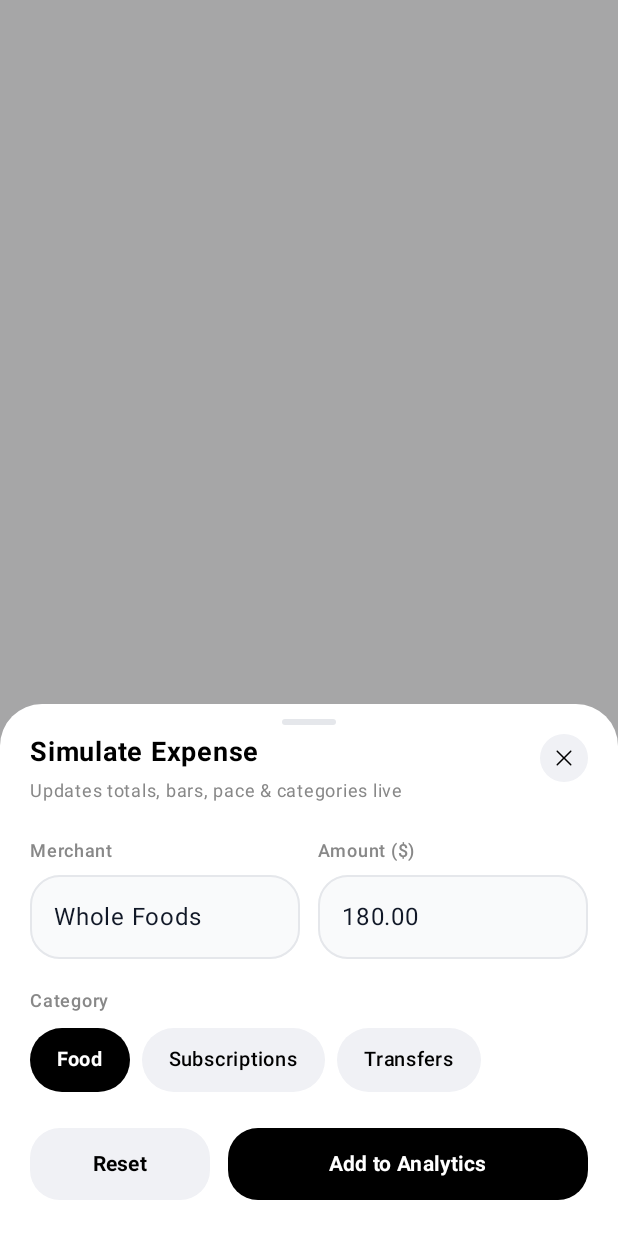
After one commit to ahemdelsayedd010/Xpay, an Android app built with Jetpack Compose: the composable SimulateExpenseSheet shown on its own in the app's theme, on a phone screen of 412 x 824 dp. The commit adds this screen. Run offline under Robolectric (Android 15) with nearby library versions, the phone set to English and light mode, and no system bars.

Commit message:
simulateSheet on AnalyticsScreen was added

```diff
--- a/app/src/main/java/com/example/xpay/ui/analytics/AnalyticsScreen.kt
+++ b/app/src/main/java/com/example/xpay/ui/analytics/AnalyticsScreen.kt
@@ -29,14 +29,14 @@ import androidx.compose.ui.draw.clip
 import androidx.compose.ui.graphics.Color
 import androidx.compose.ui.res.painterResource
 import androidx.compose.ui.text.font.FontWeight
+import androidx.compose.ui.tooling.preview.Preview
 import androidx.compose.ui.unit.dp
 import androidx.compose.ui.unit.sp
 import com.example.xpay.R
-import com.example.xpay.navigation.BottomMenu
-import com.example.xpay.navigation.BottomMenuContent
 import com.example.xpay.ui.cards.MonthlyLimitCard
 import com.example.xpay.ui.theme.LightBg
 import com.example.xpay.ui.theme.XpayTheme
+
 private val sampleCategories = listOf(
     CategoryExpense(
         categoryName = "Food",
@@ -66,9 +66,11 @@ private val sampleCategories = listOf(
         iconTintColor = Color(0xFFC5221F)  // Dark red icon tint
     )
 )
+
 @Composable
 fun AnalyticsScreen() {
     var selectedTimeframe by remember { mutableStateOf("Week") }
+    var showSimulateSheet by remember { mutableStateOf(false) }
 
     Box(
         modifier = Modifier
@@ -93,7 +95,7 @@ fun AnalyticsScreen() {
             Column(
                 modifier = Modifier
                     .fillMaxSize()
-                    .padding(horizontal = 24.dp)
+                    .padding(horizontal = 12.dp)
                     .verticalScroll(rememberScrollState())
             ) {
                 // Spending Bar Chart Card (Dual Week/Month mode)
@@ -103,10 +105,24 @@ fun AnalyticsScreen() {
                 MonthlyLimitCard()
 
                 Spacer(modifier = Modifier.height(12.dp))
-                TopCategoriesSection(sampleCategories)
+                TopCategoriesSection(
+                    categoriesExpense = sampleCategories,
+                    onSimulateClick = { showSimulateSheet = true }
+                )
 
                 Spacer(modifier = Modifier.height(100.dp)) // Extra space for floating bottom bar
             }
+        }
+
+        // Modal Bottom Sheet Dialog for Expense Simulation
+        if (showSimulateSheet) {
+            SimulateExpenseSheet(
+                onDismiss = { showSimulateSheet = false },
+                onAddExpense = { merchant, amountCents, category ->
+                    // Expense simulation callback
+                    showSimulateSheet = false
+                }
+            )
         }
     }
 }
@@ -191,5 +207,12 @@ fun TimeframeSegmentedToggle(
             }
         }
     }
+}
 
+@Preview(showBackground = true)
+@Composable
+fun AnalyticsScreenPreview() {
+    XpayTheme {
+        AnalyticsScreen()
+    }
 }
--- /dev/null
+++ b/app/src/main/java/com/example/xpay/ui/analytics/SimulateExpenseSheet.kt
@@ -0,0 +1,264 @@
+package com.example.xpay.ui.analytics
+
+import androidx.compose.foundation.background
+import androidx.compose.foundation.clickable
+import androidx.compose.foundation.layout.Arrangement
+import androidx.compose.foundation.layout.Box
+import androidx.compose.foundation.layout.Column
+import androidx.compose.foundation.layout.Row
+import androidx.compose.foundation.layout.Spacer
+import androidx.compose.foundation.layout.fillMaxWidth
+import androidx.compose.foundation.layout.height
+import androidx.compose.foundation.layout.padding
+import androidx.compose.foundation.layout.size
+import androidx.compose.foundation.layout.width
+import androidx.compose.foundation.shape.CircleShape
+import androidx.compose.foundation.shape.RoundedCornerShape
+import androidx.compose.foundation.text.KeyboardOptions
+import androidx.compose.material3.Button
+import androidx.compose.material3.ButtonDefaults
+import androidx.compose.material3.ExperimentalMaterial3Api
+import androidx.compose.material3.Icon
+import androidx.compose.material3.ModalBottomSheet
+import androidx.compose.material3.OutlinedTextField
+import androidx.compose.material3.OutlinedTextFieldDefaults
+import androidx.compose.material3.Text
+import androidx.compose.material3.rememberModalBottomSheetState
+import androidx.compose.runtime.Composable
+import androidx.compose.runtime.getValue
+import androidx.compose.runtime.mutableStateOf
+import androidx.compose.runtime.remember
+import androidx.compose.runtime.setValue
+import androidx.compose.ui.Alignment
+import androidx.compose.ui.Modifier
+import androidx.compose.ui.draw.clip
+import androidx.compose.ui.graphics.Color
+import androidx.compose.ui.res.painterResource
+import androidx.compose.ui.text.font.FontWeight
+import androidx.compose.ui.text.input.KeyboardType
+import androidx.compose.ui.tooling.preview.Preview
+import androidx.compose.ui.unit.dp
+import androidx.compose.ui.unit.sp
+import com.example.xpay.R
+import com.example.xpay.ui.theme.XpayTheme
+
+@OptIn(ExperimentalMaterial3Api::class)
+@Composable
+fun SimulateExpenseSheet(
+    onDismiss: () -> Unit = {},
+    onAddExpense: (merchant: String, amountCents: Long, category: String) -> Unit = { _, _, _ -> }
+) {
+    var merchant by remember { mutableStateOf("Whole Foods") }
+    var amountText by remember { mutableStateOf("180.00") }
+    var selectedCategory by remember { mutableStateOf("Food") }
+
+    ModalBottomSheet(
+        onDismissRequest = onDismiss,
+        sheetState = rememberModalBottomSheetState(skipPartiallyExpanded = true),
+        containerColor = Color.White,
+        shape = RoundedCornerShape(topStart = 28.dp, topEnd = 28.dp),
+        dragHandle = {
+            Box(
+                modifier = Modifier
+                    .padding(top = 10.dp, bottom = 6.dp)
+                    .width(36.dp)
+                    .height(4.dp)
+                    .clip(RoundedCornerShape(2.dp))
+                    .background(Color(0xFFE5E7EB))
+            )
+        }
+    ) {
+        Column(
+            modifier = Modifier
+                .fillMaxWidth()
+                .padding(horizontal = 20.dp)
+                .padding(bottom = 24.dp)
+        ) {
+            // Header Row: Title & Subtitle & Close X Button
+            Row(
+                modifier = Modifier.fillMaxWidth(),
+                horizontalArrangement = Arrangement.SpaceBetween,
+                verticalAlignment = Alignment.Top
+            ) {
+                Column(modifier = Modifier.weight(1f)) {
+                    Text(
+                        text = "Simulate Expense",
+                        fontSize = 18.sp,
+                        fontWeight = FontWeight.Bold,
+                        color = Color.Black
+                    )
+                    Spacer(modifier = Modifier.height(2.dp))
+                    Text(
+                        text = "Updates totals, bars, pace & categories live",
+                        fontSize = 12.sp,
+                        color = Color.Gray
+                    )
+                }
+
+                Box(
+                    modifier = Modifier
+                        .size(32.dp)
+                        .clip(CircleShape)
+                        .background(Color(0xFFF0F1F5))
+                        .clickable { onDismiss() },
+                    contentAlignment = Alignment.Center
+                ) {
+                    Icon(
+                        painter = painterResource(R.drawable.ic_close),
+                        contentDescription = "Close",
+                        tint = Color.Black,
+                        modifier = Modifier.size(16.dp)
+                    )
+                }
+            }
+
+            Spacer(modifier = Modifier.height(16.dp))
+
+            // Input Fields Row: Merchant & Amount ($)
+            Row(
+                modifier = Modifier.fillMaxWidth(),
+                horizontalArrangement = Arrangement.spacedBy(12.dp)
+            ) {
+                Column(modifier = Modifier.weight(1f)) {
+                    Text(
+                        text = "Merchant",
+                        fontSize = 12.sp,
+                        fontWeight = FontWeight.Medium,
+                        color = Color.Gray
+                    )
+                    Spacer(modifier = Modifier.height(4.dp))
+                    OutlinedTextField(
+                        value = merchant,
+                        onValueChange = { merchant = it },
+                        singleLine = true,
+                        colors = OutlinedTextFieldDefaults.colors(
+                            unfocusedContainerColor = Color(0xFFF9FAFB),
+                            focusedContainerColor = Color.White,
+                            unfocusedBorderColor = Color(0xFFE5E7EB),
+                            focusedBorderColor = Color.LightGray
+                        ),
+                        shape = RoundedCornerShape(20.dp),
+                        modifier = Modifier.fillMaxWidth()
+                    )
+                }
+
+                Column(modifier = Modifier.weight(1f)) {
+                    Text(
+                        text = "Amount ($)",
+                        fontSize = 12.sp,
+                        fontWeight = FontWeight.Medium,
+                        color = Color.Gray
+                    )
+                    Spacer(modifier = Modifier.height(4.dp))
+                    OutlinedTextField(
+                        value = amountText,
+                        onValueChange = { amountText = it },
+                        singleLine = true,
+                        keyboardOptions = KeyboardOptions(keyboardType = KeyboardType.Number),
+                        colors = OutlinedTextFieldDefaults.colors(
+                            unfocusedContainerColor = Color(0xFFF9FAFB),
+                            focusedContainerColor = Color.White,
+                            unfocusedBorderColor = Color(0xFFE5E7EB),
+                            focusedBorderColor = Color.LightGray
+                        ),
+                        shape = RoundedCornerShape(20.dp),
+                        modifier = Modifier.fillMaxWidth()
+                    )
+                }
+            }
+
+            Spacer(modifier = Modifier.height(16.dp))
+
+            // Category Pill Selector
+            Text(
+                text = "Category",
+                fontSize = 12.sp,
+                fontWeight = FontWeight.Medium,
+                color = Color.Gray
+            )
+            Spacer(modifier = Modifier.height(6.dp))
+            Row(
+                horizontalArrangement = Arrangement.spacedBy(8.dp)
+            ) {
+                listOf("Food", "Subscriptions", "Transfers").forEach { category ->
+                    val isSelected = (category == selectedCategory)
+                    Box(
+                        modifier = Modifier
+                            .clip(CircleShape)
+                            .background(if (isSelected) Color.Black else Color(0xFFF0F1F5))
+                            .clickable { selectedCategory = category }
+                            .padding(horizontal = 18.dp, vertical = 9.dp),
+                        contentAlignment = Alignment.Center
+                    ) {
+                        Text(
+                            text = category,
+                            fontSize = 13.sp,
+                            fontWeight = if (isSelected) FontWeight.Bold else FontWeight.Medium,
+                            color = if (isSelected) Color.White else Color.Black
+                        )
+                    }
+                }
+            }
+
+            Spacer(modifier = Modifier.height(24.dp))
+
+            // Bottom Buttons Row: Reset & Add to Analytics
+            Row(
+                modifier = Modifier.fillMaxWidth(),
+                horizontalArrangement = Arrangement.spacedBy(12.dp)
+            ) {
+                Button(
+                    onClick = {
+                        merchant = ""
+                        amountText = ""
+                    },
+                    modifier = Modifier
+                        .weight(1f)
+                        .height(48.dp),
+                    colors = ButtonDefaults.buttonColors(
+                        containerColor = Color(0xFFF0F1F5),
+                        contentColor = Color.Black
+                    ),
+                    shape = RoundedCornerShape(20.dp)
+                ) {
+                    Text(
+                        text = "Reset",
+                        fontSize = 14.sp,
+                        fontWeight = FontWeight.Bold
+                    )
+                }
+
+                Button(
+                    onClick = {
+                        val dollars = amountText.toDoubleOrNull() ?: 0.0
+                        val cents = (dollars * 100).toLong()
+                        onAddExpense(merchant.ifBlank { "Expense" }, cents, selectedCategory)
+                        onDismiss()
+                    },
+                    modifier = Modifier
+                        .weight(2f)
+                        .height(48.dp),
+                    colors = ButtonDefaults.buttonColors(
+                        containerColor = Color.Black,
+                        contentColor = Color.White
+                    ),
+                    shape = RoundedCornerShape(20.dp)
+                ) {
+                    Text(
+                        text = "Add to Analytics",
+                        fontSize = 14.sp,
+                        fontWeight = FontWeight.Bold
+                    )
+                }
+            }
+        }
+    }
+}
+
+@Preview(showBackground = true)
+@Composable
+fun SimulateExpenseSheetPreview() {
+    XpayTheme {
+        SimulateExpenseSheet()
+    }
+}
--- a/app/src/main/java/com/example/xpay/ui/analytics/TopCategoriesSection.kt
+++ b/app/src/main/java/com/example/xpay/ui/analytics/TopCategoriesSection.kt
@@ -52,11 +52,12 @@ fun TopCategoriesSection(
                 color = Color.Gray
             )
             Text(
-                text = "Simulate Expense",
+                text = "+ Simulate Expense",
                 fontSize = 14.sp,
                 fontWeight = FontWeight.Bold,
                 color = Color.Black,
-                modifier = Modifier.clickable { onSimulateClick() }
+                modifier = Modifier
+                    .clickable { onSimulateClick() }
             )
         }
 
@@ -134,7 +135,7 @@ fun TopCategoriesItems(
             // Amount & Category Tag on Right
             Column(horizontalAlignment = Alignment.End) {
                 Text(
-                    text = " ${formatDollarAmount(categoryExpense.amountCents)}",
+                    text = " ${formatDollarAmount(categoryExpense.amountCents)}.00",
                     fontSize = 15.sp,
                     fontWeight = FontWeight.Bold,
                     color = Color.Black
--- /dev/null
+++ b/app/src/main/res/drawable/ic_close.xml
@@ -0,0 +1,9 @@
+<vector xmlns:android="http://schemas.android.com/apk/res/android"
+    android:width="32dp"
+    android:height="32dp"
+    android:viewportWidth="256"
+    android:viewportHeight="256">
+  <path
+      android:pathData="M205.66,194.34a8,8 0,0 1,-11.32 11.32L128,139.31 61.66,205.66a8,8 0,0 1,-11.32 -11.32L116.69,128 50.34,61.66A8,8 0,0 1,61.66 50.34L128,116.69l66.34,-66.35a8,8 0,0 1,11.32 11.32L139.31,128Z"
+      android:fillColor="#000000"/>
+</vector>
```
